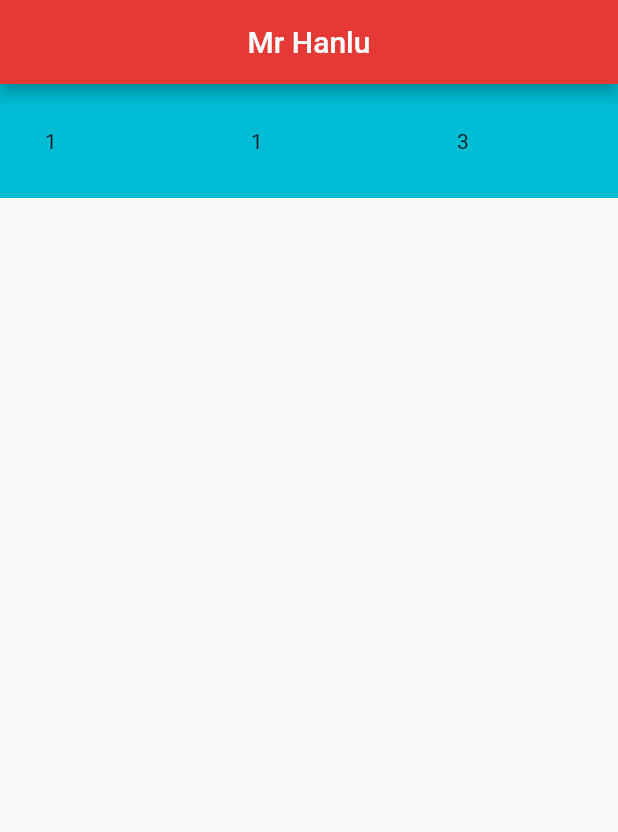
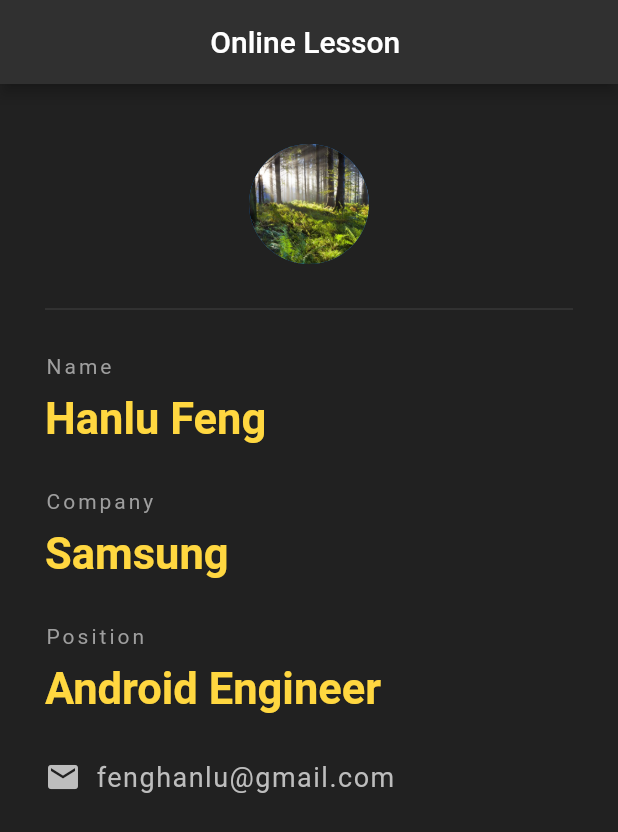
Before and after one commit to fhlkm/flutterStudy, a Flutter app: the screen it shows after launch, on a phone screen of 412 x 824 dp. Shown: the top 832 px of the screen. Run offline on Flutter 3.47's test engine with Material 2 defaults, Android fonts, the light colour scheme and no system bars.

Commit message:
1 Text: TextStyles 2 Widget : Center 3 Divider: height, color 4 SizedBox:height, width 5 TextStyle: color, fontWeight, fontsize, letterSpacing 5. crossAxisAlignment:CrossAxisAlignment.start

```diff
--- a/flutter_app/lib/main.dart
+++ b/flutter_app/lib/main.dart
@@ -11,160 +11,92 @@ void main() {
   ));
 }
 
-class MyApp extends StatelessWidget {
-  // This widget is the root of your application.
-  @override
-  Widget build(BuildContext context) {
-    return MaterialApp(
-      title: 'Flutter Demo',
-      theme: ThemeData(
-        // This is the theme of your application.
-        //
-        // Try running your application with "flutter run". You'll see the
-        // application has a blue toolbar. Then, without quitting the app, try
-        // changing the primarySwatch below to Colors.green and then invoke
-        // "hot reload" (press "r" in the console where you ran "flutter run",
-        // or simply save your changes to "hot reload" in a Flutter IDE).
-        // Notice that the counter didn't reset back to zero; the application
-        // is not restarted.
-        primarySwatch: Colors.blue,
-        // This makes the visual density adapt to the platform that you run
-        // the app on. For desktop platforms, the controls will be smaller and
-        // closer together (more dense) than on mobile platforms.
-        visualDensity: VisualDensity.adaptivePlatformDensity,
-      ),
-      home: MyHomePage(title: 'Flutter Demo Home Page'),
-    );
-  }
-}
+
 
 //Stateless:image
 // 有状态： checkbox
 class Home extends StatelessWidget{
   @override
   Widget build(BuildContext context) {
-    return  Scaffold(
+
+    return Scaffold(
+      backgroundColor: Colors.grey[900],
       appBar: AppBar(
-        title: Text("Mr Hanlu"),//Must be an widget
+        title: Text("Online Lesson "),
         centerTitle: true,
-        backgroundColor: Colors.red[600],
+        backgroundColor: Colors.grey[850],
+
       ),
-
-      body: Row(
-        children: [
-          Expanded(
-            flex: 1,
-            child: Container(
-              padding: EdgeInsets.all(30.0),
-              color: Colors.cyan,
-              child: Text("1"),
+      body: Padding(
+        padding: const EdgeInsets.fromLTRB(30.0, 40.0, 30.0,40.0),
+        child: Column(
+          crossAxisAlignment:CrossAxisAlignment.start ,// alignment
+          children: <Widget>[
+            Center(//Widget  to make it center
+              child: CircleAvatar(
+                backgroundImage: AssetImage('images/1.jpg'),
+                radius: 40.0,
               ),
             ),
-          Expanded(
-            flex:1,
-            child: Container(
-              padding: EdgeInsets.all(30.0),
-              color: Colors.cyan,
-              child: Text("1"),
+            Divider(
+              height: 60.0,
+              color: Colors.grey[800],
             ),
+            Text("Name", style: TextStyle(
+              color: Colors.grey,
+              letterSpacing: 2.0),
             ),
-          Expanded(
-            flex: 1,
-            child: Container(
-              padding: EdgeInsets.all(30.0),
-              color: Colors.cyan,
-              child: Text("3"),
+            SizedBox(height: 10.0),// margin between two text
+            Text("Hanlu Feng",style: TextStyle(
+              color: Colors.amberAccent[200],
+            fontWeight: FontWeight.bold,
+            fontSize: 29.0,
+            )
             ),
+            SizedBox(height: 30.0),
+            Text("Company", style: TextStyle(
+                color: Colors.grey,
+                letterSpacing: 2.0),
+            ),
+            SizedBox(height: 10.0),// margin between two text
+            Text("Samsung",style: TextStyle(
+              color: Colors.amberAccent[200],
+              fontWeight: FontWeight.bold,
+              fontSize: 29.0,
             )
+            ),
+            SizedBox(height: 30.0),
+            Text("Position", style: TextStyle(
+                color: Colors.grey,
+                letterSpacing: 2.0),
+            ),
+            SizedBox(height: 10.0),// margin between two text
+            Text("Android Engineer",style: TextStyle(
+              color: Colors.amberAccent[200],
+              fontWeight: FontWeight.bold,
+              fontSize: 29.0,
+            )
+            ),
+            SizedBox(height: 30.0,),
+            Row(
+              children:<Widget>[
+                Icon(
+                  Icons.email,
+                  color: Colors.grey[400],
+                ),
+                SizedBox(width:10.0),
+                Text("fenghanlu@gmail.com",style: TextStyle(
+                  color: Colors.grey[400],
+                  fontSize: 18.0,
+                  letterSpacing: 1.0
+                ),)
               ],
             )
 
-
+          ],
+        ),
+      ),
     );
   }
 
 }
-class MyHomePage extends StatefulWidget {
-  MyHomePage({Key key, this.title}) : super(key: key);
-
-  // This widget is the home page of your application. It is stateful, meaning
-  // that it has a State object (defined below) that contains fields that affect
-  // how it looks.
-
-  // This class is the configuration for the state. It holds the values (in this
-  // case the title) provided by the parent (in this case the App widget) and
-  // used by the build method of the State. Fields in a Widget subclass are
-  // always marked "final".
-
-  final String title;
-
-  @override
-  _MyHomePageState createState() => _MyHomePageState();
-}
-
-class _MyHomePageState extends State<MyHomePage> {
-  int _counter = 0;
-
-  void _incrementCounter() {
-    setState(() {
-      // This call to setState tells the Flutter framework that something has
-      // changed in this State, which causes it to rerun the build method below
-      // so that the display can reflect the updated values. If we changed
-      // _counter without calling setState(), then the build method would not be
-      // called again, and so nothing would appear to happen.
-      _counter++;
-    });
-  }
-
-  @override
-  Widget build(BuildContext context) {
-    // This method is rerun every time setState is called, for instance as done
-    // by the _incrementCounter method above.
-    //
-    // The Flutter framework has been optimized to make rerunning build methods
-    // fast, so that you can just rebuild anything that needs updating rather
-    // than having to individually change instances of widgets.
-    return Scaffold(
-      appBar: AppBar(
-        // Here we take the value from the MyHomePage object that was created by
-        // the App.build method, and use it to set our appbar title.
-        title: Text(widget.title),
-      ),
-      body: Center(
-        // Center is a layout widget. It takes a single child and positions it
-        // in the middle of the parent.
-        child: Column(
-          // Column is also a layout widget. It takes a list of children and
-          // arranges them vertically. By default, it sizes itself to fit its
-          // children horizontally, and tries to be as tall as its parent.
-          //
-          // Invoke "debug painting" (press "p" in the console, choose the
-          // "Toggle Debug Paint" action from the Flutter Inspector in Android
-          // Studio, or the "Toggle Debug Paint" command in Visual Studio Code)
-          // to see the wireframe for each widget.
-          //
-          // Column has various properties to control how it sizes itself and
-          // how it positions its children. Here we use mainAxisAlignment to
-          // center the children vertically; the main axis here is the vertical
-          // axis because Columns are vertical (the cross axis would be
-          // horizontal).
-          mainAxisAlignment: MainAxisAlignment.center,
-          children: <Widget>[
-            Text(
-              'You have pushed the button this many times:',
-            ),
-            Text(
-              '$_counter',
-              style: Theme.of(context).textTheme.headline4,
-            ),
-          ],
-        ),
-      ),
-      floatingActionButton: FloatingActionButton(
-        onPressed: _incrementCounter,
-        tooltip: 'Increment',
-        child: Icon(Icons.add),
-      ), // This trailing comma makes auto-formatting nicer for build methods.
-    );
-  }
-}
```
Lines whose indentation alone changed are shown as unchanged.
